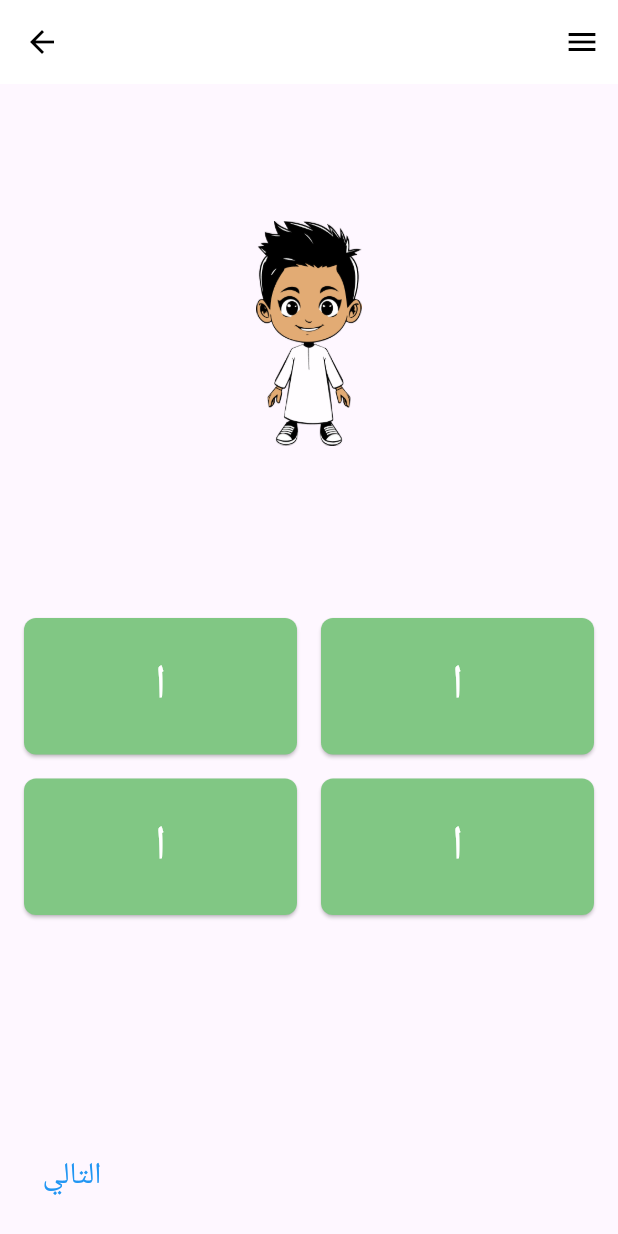
After one commit to Hagwan/t_allam, a Flutter app: the HomeScreen screen opened directly, after a tap on "Go to Registration Name Screen", after a tap on "ابدأ الآن", on a phone screen of 412 x 824 dp. The commit adds this screen. Run offline on Flutter 3.47's test engine with Material 3 defaults, Android fonts, the light colour scheme and no system bars; our stand-ins replace firebase_auth, firebase_core, introduction_screen, shared_preferences; accounts and stored records are empty.

```diff
--- a/lib/views/screens/auth/registration-name.dart
+++ b/lib/views/screens/auth/registration-name.dart
@@ -6,7 +6,7 @@ class RegistrationNameScreen extends StatefulWidget {
 }
 
 class _RegistrationNameScreenState extends State<RegistrationNameScreen> {
-  TextEditingController _ageController = TextEditingController();
+  final TextEditingController _ageController = TextEditingController();
 
   @override
   Widget build(BuildContext context) {
--- /dev/null
+++ b/lib/views/screens/content/arabic_alphabet.dart
@@ -0,0 +1,212 @@
+import 'package:flutter/material.dart';
+
+class ArabicAlphabetIntroScreen extends StatelessWidget {
+  @override
+  Widget build(BuildContext context) {
+    return Scaffold(
+      appBar: AppBar(
+        backgroundColor: Colors.white,
+        elevation: 0,
+        leading: IconButton(
+          icon: const Icon(Icons.arrow_back, color: Colors.black),
+          onPressed: () {
+            Navigator.pop(context);
+          },
+        ),
+        actions: [
+          IconButton(
+            icon: const Icon(Icons.menu, color: Colors.black),
+            onPressed: () {
+              // Handle menu action
+            },
+          ),
+        ],
+      ),
+      body: Padding(
+        padding: const EdgeInsets.symmetric(horizontal: 16.0),
+        child: Column(
+          crossAxisAlignment: CrossAxisAlignment.stretch,
+          children: [
+            Expanded(
+              child: Center(
+                child: Image.asset(
+                  'lib/assets/images/character.png', // Replace with your character image path
+                  height: 200,
+                ),
+              ),
+            ),
+            const Text(
+              'الحروف الأبجدية',
+              style: TextStyle(
+                fontSize: 24,
+                fontWeight: FontWeight.bold,
+              ),
+            ),
+            const SizedBox(height: 16),
+            Padding(
+              padding: const EdgeInsets.symmetric(vertical: 16.0),
+              child: ElevatedButton(
+                onPressed: () {
+                  // Navigate to the Learning Page
+                  Navigator.push(
+                    context,
+                    MaterialPageRoute(builder: (context) => ArabicAlphabetScreen()),
+                  );
+                },
+                style: ElevatedButton.styleFrom(
+                  backgroundColor: Colors.blue, // Button color
+                  shape: RoundedRectangleBorder(
+                    borderRadius: BorderRadius.circular(8.0),
+                  ),
+                ),
+                child: const Padding(
+                  padding: EdgeInsets.all(16.0),
+                  child: Text(
+                    'ابدأ الآن',
+                    style: TextStyle(
+                      fontSize: 20,
+                      color: Colors.white,
+                    ),
+                  ),
+                ),
+              ),
+            ),
+          ],
+        ),
+      ),
+    );
+  }
+}
+
+class ArabicAlphabetScreen extends StatefulWidget {
+  @override
+  _ArabicAlphabetScreenState createState() => _ArabicAlphabetScreenState();
+}
+
+class _ArabicAlphabetScreenState extends State<ArabicAlphabetScreen> {
+  int currentIndex = 0;
+
+  final List<List<String>> alphabetButtons = [
+    ["ا", "ا", "ا", "ا"],
+    ["ص", "ص", "ص", "ص"],
+    ["ي", "ي", "ي", "ي"],
+  ];
+
+  void _goToNext() {
+    if (currentIndex < alphabetButtons.length - 1) {
+      setState(() {
+        currentIndex++;
+      });
+    }
+  }
+
+  void _goToPrevious() {
+    if (currentIndex > 0) {
+      setState(() {
+        currentIndex--;
+      });
+    }
+  }
+
+  @override
+  Widget build(BuildContext context) {
+    return Scaffold(
+      appBar: AppBar(
+        backgroundColor: Colors.white,
+        elevation: 0,
+        leading: IconButton(
+          icon: const Icon(Icons.arrow_back, color: Colors.black),
+          onPressed: _goToPrevious,
+        ),
+        actions: [
+          IconButton(
+            icon: const Icon(Icons.menu, color: Colors.black),
+            onPressed: () {
+              // Handle menu action
+            },
+          ),
+        ],
+      ),
+      body: Padding(
+        padding: const EdgeInsets.symmetric(horizontal: 16.0),
+        child: Column(
+          crossAxisAlignment: CrossAxisAlignment.stretch,
+          children: [
+            Expanded(
+              child: Center(
+                child: Image.asset(
+                  'lib/assets/images/character.png', // Replace with your character image path
+                  height: 150,
+                ),
+              ),
+            ),
+            const SizedBox(height: 24),
+            Expanded(
+              child: GridView.builder(
+                shrinkWrap: true,
+                itemCount: 4,
+                gridDelegate: const SliverGridDelegateWithFixedCrossAxisCount(
+                  crossAxisCount: 2,
+                  childAspectRatio: 2.0,
+                  crossAxisSpacing: 16.0,
+                  mainAxisSpacing: 16.0,
+                ),
+                itemBuilder: (context, index) {
+                  return ElevatedButton(
+                    onPressed: () {
+                      // Add your onClick logic here
+                    },
+                    style: ElevatedButton.styleFrom(
+                      backgroundColor: Colors.green[300],
+                      shape: RoundedRectangleBorder(
+                        borderRadius: BorderRadius.circular(8.0),
+                      ),
+                    ),
+                    child: Text(
+                      alphabetButtons[currentIndex][index],
+                      style: const TextStyle(
+                        fontSize: 32,
+                        color: Colors.white,
+                      ),
+                    ),
+                  );
+                },
+              ),
+            ),
+            Padding(
+              padding: const EdgeInsets.symmetric(vertical: 16.0),
+              child: Row(
+                mainAxisAlignment: MainAxisAlignment.spaceBetween,
+                children: [
+                  if (currentIndex > 0)
+                    TextButton(
+                      onPressed: _goToPrevious,
+                      child: const Text(
+                        'الرجوع',
+                        style: TextStyle(
+                          fontSize: 20,
+                          color: Colors.blue,
+                        ),
+                      ),
+                    ),
+                  TextButton(
+                    onPressed: _goToNext,
+                    child: Text(
+                      currentIndex == alphabetButtons.length - 1
+                          ? 'الرجوع'
+                          : 'التالي',
+                      style: const TextStyle(
+                        fontSize: 20,
+                        color: Colors.blue,
+                      ),
+                    ),
+                  ),
+                ],
+              ),
+            ),
+          ],
+        ),
+      ),
+    );
+  }
+}
--- a/lib/views/screens/home/home_screen.dart
+++ b/lib/views/screens/home/home_screen.dart
@@ -2,6 +2,7 @@ import 'package:flutter/material.dart';
 import 'package:provider/provider.dart';
 import 'package:t_allam/views/screens/chat/veg_model.dart';
 import 'package:t_allam/views/screens/chat/veg_screen.dart';
+import 'package:t_allam/views/screens/content/arabic_alphabet.dart';
 import '../../../controllers/services/auth_provider.dart';
 import '../auth/registration-name.dart';
 
@@ -36,7 +37,7 @@ class HomeScreen extends StatelessWidget {
             //button to navigate to the registration name screen
             ElevatedButton(
               onPressed: () {
-        Navigator.of(context).pushReplacement(MaterialPageRoute(builder: (_) => VegetableScreen()));
+        Navigator.of(context).pushReplacement(MaterialPageRoute(builder: (_) => ArabicAlphabetIntroScreen()));
               },
               child: const Text('Go to Registration Name Screen'),
             ),
```
Also changed, not shown: lib/assets/images/character.png (added).
